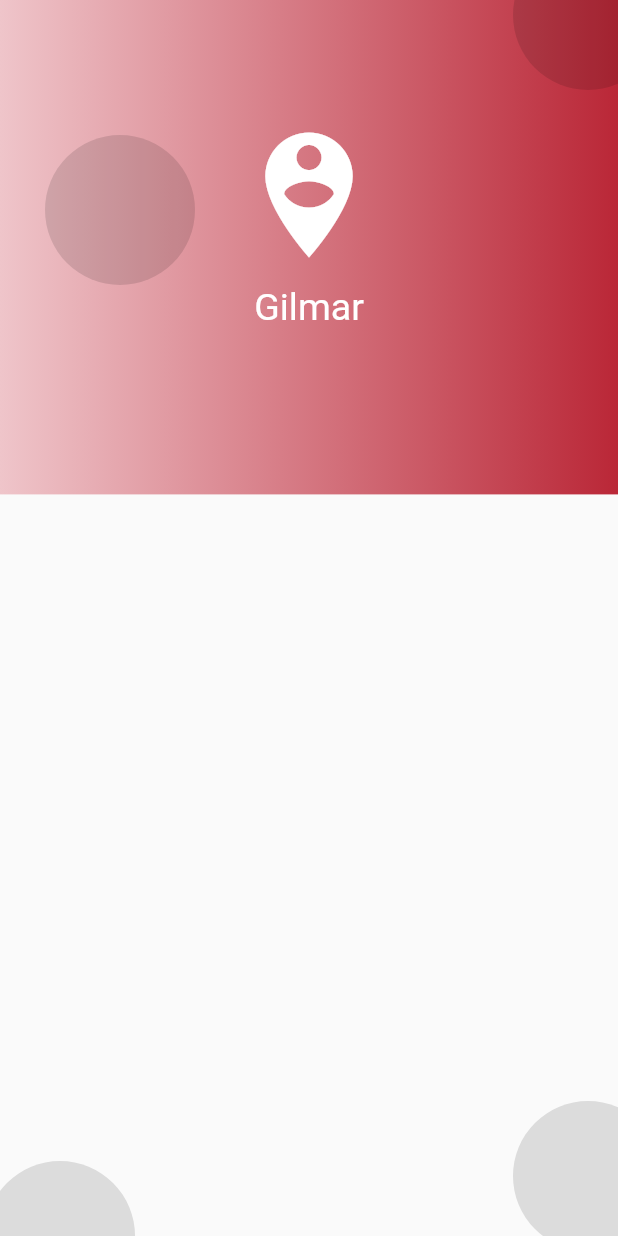
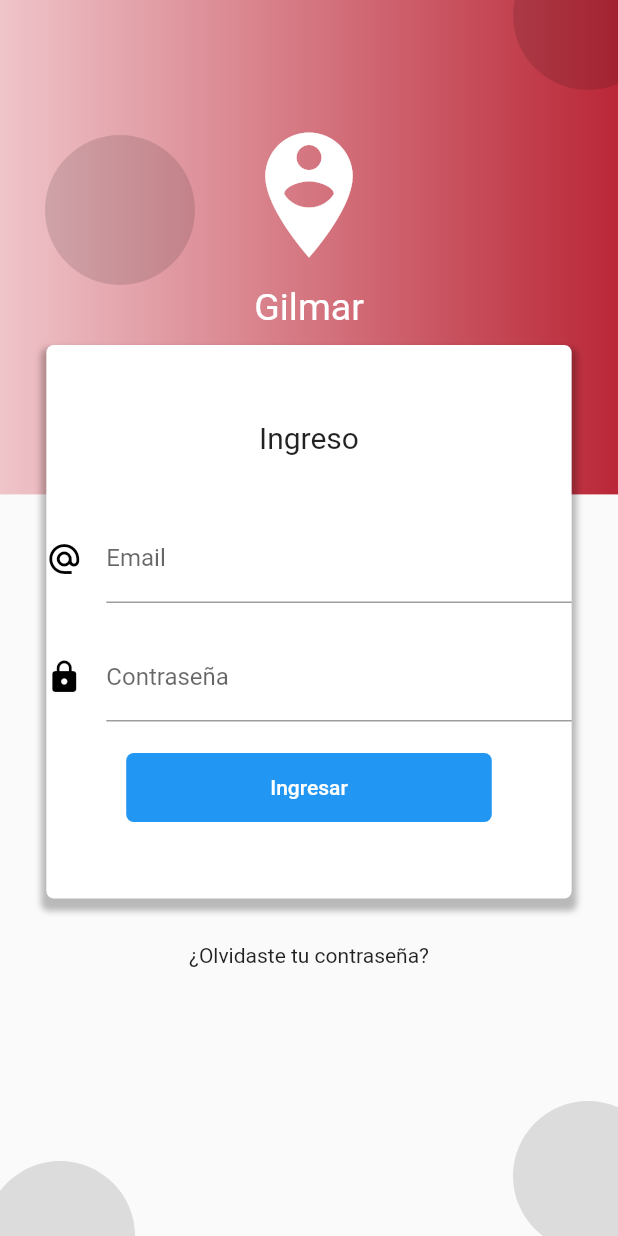
Before and after one commit to gilmarsanchez8/flutter-app-login-bloc, a Flutter app: the screen it shows after launch, on a phone screen of 412 x 824 dp. Run offline on Flutter 3.47's test engine with Material 2 defaults, Android fonts, the light colour scheme and no system bars.

Commit message:
Diseno campos del login

```diff
--- a/lib/src/pages/login_page.dart
+++ b/lib/src/pages/login_page.dart
@@ -7,6 +7,7 @@ class LoginPage extends StatelessWidget {
         body: Stack(
       children: [
         _crearFondo(context),
+        _loginForm(context),
       ],
     ));
   }
@@ -27,31 +28,113 @@ class LoginPage extends StatelessWidget {
       width: 100.0,
       height: 100.0,
       decoration: BoxDecoration(
-        borderRadius: BorderRadius.circular(100.0),
-        color: Colors.black12
-      ),
+          borderRadius: BorderRadius.circular(100.0), color: Colors.black12),
     );
 
     return Stack(
       children: [
         fondoSuperiorLogin,
-        Positioned(child: circulo, top: 90.0,left: 30.0),
+        Positioned(child: circulo, top: 90.0, left: 30.0),
         Positioned(child: circulo, top: -40.0, right: -30.0),
         Positioned(child: circulo, bottom: -50.0, left: -10.0),
         Positioned(child: circulo, bottom: -10.0, right: -30.0),
-
         Container(
           padding: EdgeInsets.only(top: 80.0),
           child: Column(
             children: [
               Icon(Icons.person_pin_circle, color: Colors.white, size: 100.0),
-              SizedBox(height: 10.0, width: double.infinity,),
-              Text('Gilmar', style: TextStyle(color: Colors.white, fontSize: 25.0)),
-
+              SizedBox(
+                height: 10.0,
+                width: double.infinity,
+              ),
+              Text('Gilmar',
+                  style: TextStyle(color: Colors.white, fontSize: 25.0)),
             ],
           ),
         )
       ],
     );
   }
+
+  Widget _loginForm(BuildContext context) {
+    final size = MediaQuery.of(context).size;
+    return SingleChildScrollView(
+      child: Column(
+        children: [
+          SafeArea(
+              child: Container(
+            height: 200.0,
+          )),
+          Container(
+            width: size.width * 0.85,
+            margin: EdgeInsets.symmetric(vertical: 30.0),
+            padding: EdgeInsets.symmetric(vertical: 50.0),
+            decoration: BoxDecoration(
+                color: Colors.white,
+                borderRadius: BorderRadius.circular(5.0),
+                boxShadow: <BoxShadow>[
+                  BoxShadow(
+                    color: Colors.black26,
+                    blurRadius: 3.0,
+                    offset: Offset(0.0, 5.0),
+                    spreadRadius: 3.0,
+                  )
+                ]),
+            child: Column(
+              children: [
+                Text('Ingreso', style: TextStyle(fontSize: 20.0)),
+                SizedBox(height: 40.0),
+                _crearEmail(),
+                SizedBox(height: 20.0),
+                _crearPassword(),
+                SizedBox(height: 20.0),
+                _crearBoton(),
+              ],
+            ),
+          ),
+          Text('¿Olvidaste tu contraseña?'),
+          SizedBox(height: 100.0),
+        ],
+      ),
+    );
+  }
+
+  Widget _crearEmail() {
+    return Container(
+      child: TextField(
+        keyboardType: TextInputType.emailAddress,
+        decoration: InputDecoration(
+            icon: Icon(Icons.alternate_email, color: Colors.black),
+            hintText: 'tuemail@email.com',
+            labelText: 'Email'),
+      ),
+    );
+  }
+
+  Widget _crearPassword() {
+    return Container(
+      child: TextField(
+        obscureText: true,
+        decoration: InputDecoration(
+            icon: Icon(Icons.lock, color: Colors.black),
+            labelText: 'Contraseña'),
+      ),
+    );
+  }
+
+  Widget _crearBoton() {
+    return RaisedButton(
+      child: Container(
+        padding: EdgeInsets.symmetric(horizontal: 80.0, vertical: 15.0),
+        child: Text('Ingresar'),
+      ),
+      shape: RoundedRectangleBorder(
+        borderRadius: BorderRadius.circular(5.0),
+      ),
+      elevation: 0.0,
+      color: Colors.blue,
+      textColor: Colors.white,
+      onPressed: (){}
+    );
+  }
 }
```
